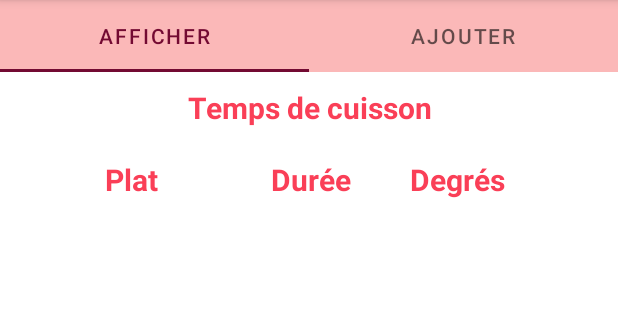
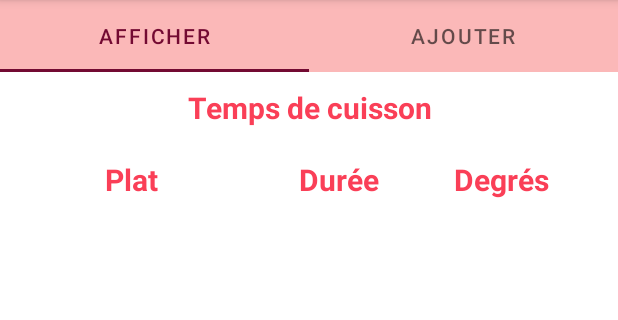
Before and after one commit to LucasSers/OutilCuisson, an Android app: the screen it shows after launch (MainActivity), on a phone screen of 412 x 824 dp, the part 84-404 px from its top. Run offline under Robolectric (Android 15) with nearby library versions, the phone set to English and light mode, and no system bars.

Commit message:
Tablette

```diff
--- a/app/src/main/res/values/dimensions.xml
+++ b/app/src/main/res/values/dimensions.xml
@@ -15,14 +15,14 @@
     <dimen name="espaceTitre">15dp</dimen>
     <dimen name="espaceListe">10dp</dimen>
     <dimen name="largeurPlat">155dp</dimen>
-    <dimen name="espacePlat">15dp</dimen>
-    <dimen name="espaceDurée">39dp</dimen>
+    <dimen name="espacePlat">34dp</dimen>
+    <dimen name="espaceDurée">50dp</dimen>
 
     <!-- Fragment Ajouter -->
-    <dimen name="fontTextView">14sp</dimen>
+    <dimen name="fontTextView">16sp</dimen>
     <dimen name="espaceBoutons">10dp</dimen>
     <dimen name="marginBarre">15dp</dimen>
-    <dimen name="espaceTimePickerDroite">0dp</dimen>
+    <dimen name="espaceTimePickerDroite">20dp</dimen>
     <dimen name="espaceTimePickerHaut">10dp</dimen>
     <dimen name="hauteurTimePicker">158dp</dimen>
 
```
